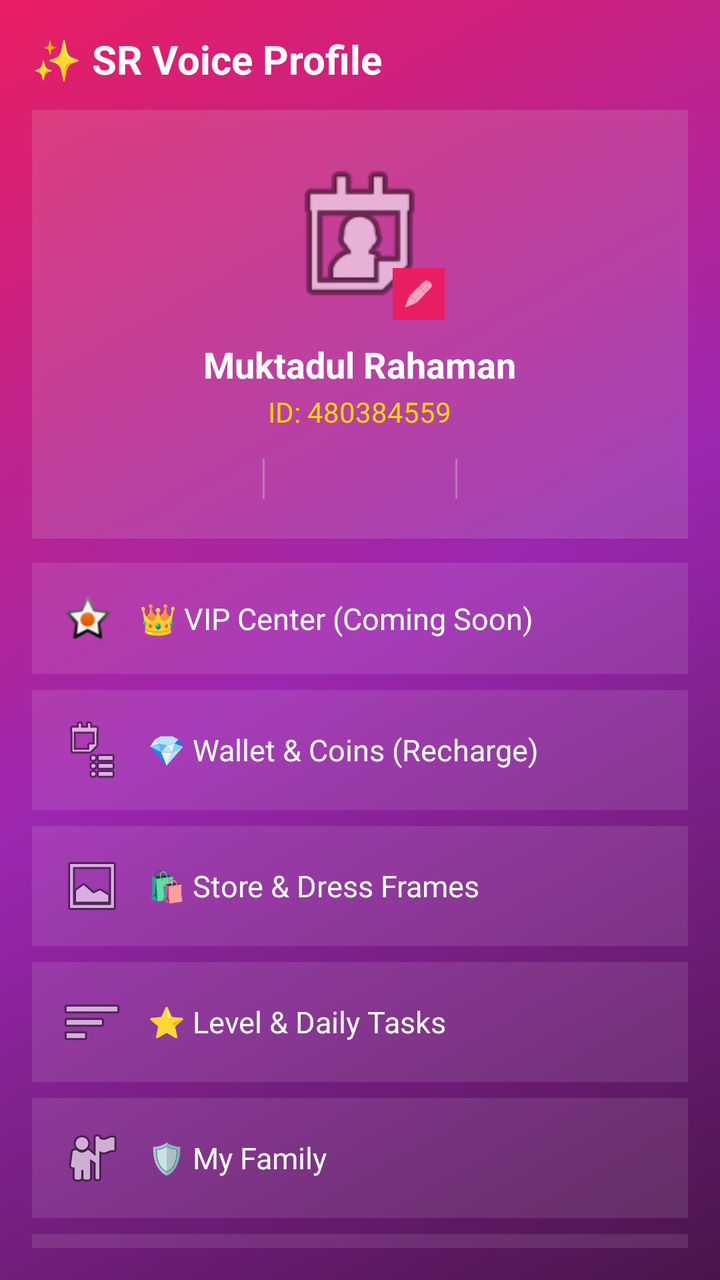
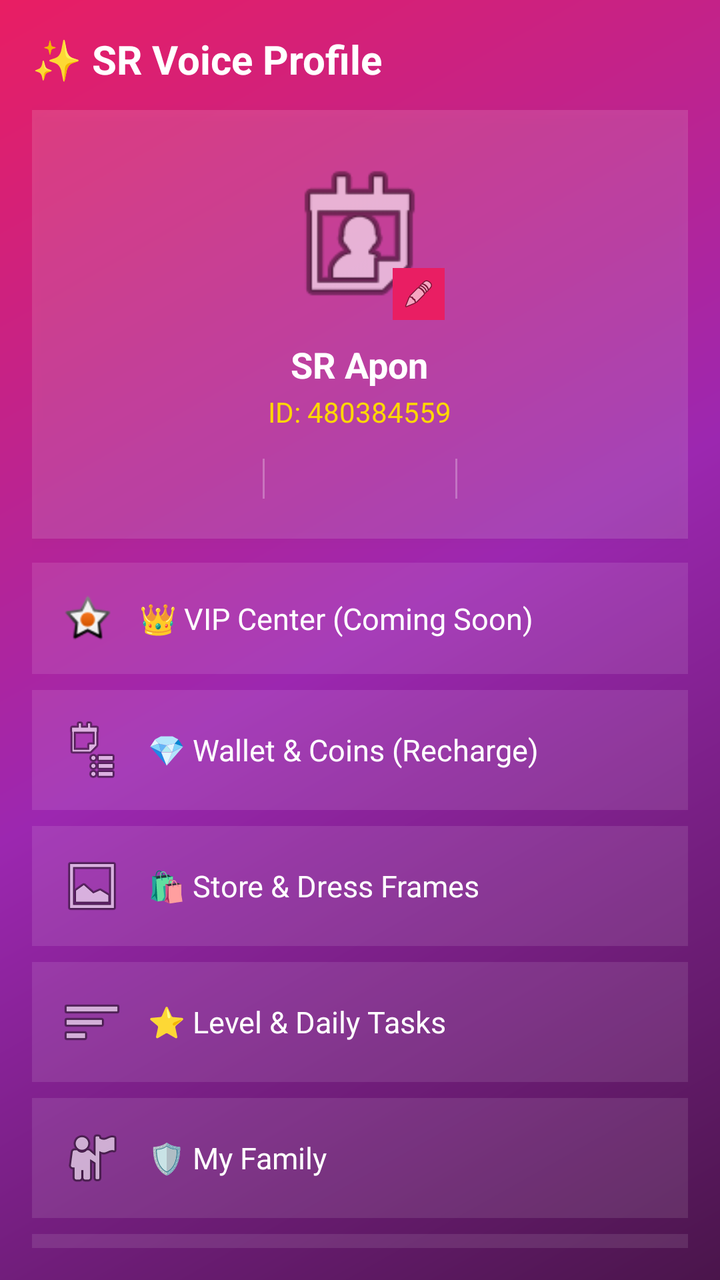

Screens rendered from an Android XML layout before and after an edit, with the pre-edit source and the edit as a unified diff.
<!-- AndroidManifest.xml: application theme Theme.SRVoiceChat -->
<!-- res/layout/activity_me.xml -->
<?xml version="1.0" encoding="utf-8"?>
<LinearLayout xmlns:android="http://schemas.android.com/apk/res/android"
    android:layout_width="match_parent"
    android:layout_height="match_parent"
    android:background="@drawable/bg_profile_gradient"
    android:orientation="vertical"
    android:padding="16dp">

    
    <LinearLayout
        android:layout_width="match_parent"
        android:layout_height="wrap_content"
        android:gravity="center_vertical"
        android:orientation="horizontal"
        android:paddingBottom="12dp">

        <TextView
            android:layout_width="wrap_content"
            android:layout_height="wrap_content"
            android:text="✨ SR Voice Profile"
            android:textColor="#FFFFFF"
            android:textSize="20sp"
            android:textStyle="bold" />
    </LinearLayout>

    
    <LinearLayout
        android:layout_width="match_parent"
        android:layout_height="wrap_content"
        android:background="#22FFFFFF"
        android:gravity="center"
        android:orientation="vertical"
        android:padding="20dp"
        android:elevation="4dp">

        
        <RelativeLayout
            android:layout_width="85dp"
            android:layout_height="85dp">

            <ImageView
                android:id="@+id/imgProfileMe"
                android:layout_width="match_parent"
                android:layout_height="match_parent"
                android:scaleType="centerCrop"
                android:src="@android:drawable/ic_menu_my_calendar" />

            <ImageView
                android:id="@+id/btnEditProfileIcon"
                android:layout_width="26dp"
                android:layout_height="26dp"
                android:layout_alignParentEnd="true"
                android:layout_alignParentBottom="true"
                android:background="#E91E63"
                android:padding="5dp"
                android:src="@android:drawable/ic_menu_edit"
                android:tint="#FFFFFF" />
        </RelativeLayout>

        
        <TextView
            android:id="@+id/textUserNameMe"
            android:layout_width="wrap_content"
            android:layout_height="wrap_content"
            android:layout_marginTop="10dp"
            android:text="Muktadul Rahaman"
            android:textColor="#FFFFFF"
            android:textSize="18sp"
            android:textStyle="bold" />

        
        <TextView
            android:id="@+id/textPermanentIdMe"
            android:layout_width="wrap_content"
            android:layout_height="wrap_content"
            android:layout_marginTop="2dp"
            android:text="ID: 480384559"
            android:textColor="#FFD700"
            android:textSize="14sp" />

        
        <LinearLayout
            android:layout_width="match_parent"
            android:layout_height="wrap_content"
            android:layout_marginTop="14dp"
            android:gravity="center"
            android:orientation="horizontal">

            <LinearLayout
                android:layout_width="0dp"
                android:layout_height="wrap_content"
                android:layout_weight="1"
                android:gravity="center"
                android:orientation="vertical">
                <TextView android:text="120" android:textColor="#FFFFFF" android:textSize="15sp" android:textStyle="bold"/>
                <TextView android:text="Following" android:textColor="#DDDDDD" android:textSize="11sp"/>
            </LinearLayout>

            <View android:layout_width="1dp" android:layout_height="20dp" android:background="#44FFFFFF"/>

            <LinearLayout
                android:layout_width="0dp"
                android:layout_height="wrap_content"
                android:layout_weight="1"
                android:gravity="center"
                android:orientation="vertical">
                <TextView android:text="85" android:textColor="#FFFFFF" android:textSize="15sp" android:textStyle="bold"/>
                <TextView android:text="Fans" android:textColor="#DDDDDD" android:textSize="11sp"/>
            </LinearLayout>

            <View android:layout_width="1dp" android:layout_height="20dp" android:background="#44FFFFFF"/>

            <LinearLayout
                android:layout_width="0dp"
                android:layout_height="wrap_content"
                android:layout_weight="1"
                android:gravity="center"
                android:orientation="vertical">
                <TextView android:text="340" android:textColor="#FFFFFF" android:textSize="15sp" android:textStyle="bold"/>
                <TextView android:text="Visitors" android:textColor="#DDDDDD" android:textSize="11sp"/>
            </LinearLayout>

        </LinearLayout>
    </LinearLayout>

    
    <ScrollView
        android:layout_width="match_parent"
        android:layout_height="match_parent"
        android:layout_marginTop="12dp"
        android:scrollbars="none">

        <LinearLayout
            android:layout_width="match_parent"
            android:layout_height="wrap_content"
            android:orientation="vertical"
            android:paddingBottom="20dp">

            
            <TextView
                android:layout_width="match_parent"
                android:layout_height="wrap_content"
                android:layout_marginBottom="8dp"
                android:background="#1AFFFFFF"
                android:drawableStart="@android:drawable/star_on"
                android:drawablePadding="12dp"
                android:gravity="center_vertical"
                android:padding="14dp"
                android:text="👑 VIP Center (Coming Soon)"
                android:textColor="#FFFFFF"
                android:textSize="15sp" />

            
            <TextView
                android:layout_width="match_parent"
                android:layout_height="wrap_content"
                android:layout_marginBottom="8dp"
                android:background="#1AFFFFFF"
                android:drawableStart="@android:drawable/ic_menu_agenda"
                android:drawablePadding="12dp"
                android:gravity="center_vertical"
                android:padding="14dp"
                android:text="💎 Wallet &amp; Coins (Recharge)"
                android:textColor="#FFFFFF"
                android:textSize="15sp" />

            
            <TextView
                android:layout_width="match_parent"
                android:layout_height="wrap_content"
                android:layout_marginBottom="8dp"
                android:background="#1AFFFFFF"
                android:drawableStart="@android:drawable/ic_menu_gallery"
                android:drawablePadding="12dp"
                android:gravity="center_vertical"
                android:padding="14dp"
                android:text="🛍️ Store &amp; Dress Frames"
                android:textColor="#FFFFFF"
                android:textSize="15sp" />

            
            <TextView
                android:layout_width="match_parent"
                android:layout_height="wrap_content"
                android:layout_marginBottom="8dp"
                android:background="#1AFFFFFF"
                android:drawableStart="@android:drawable/ic_menu_sort_by_size"
                android:drawablePadding="12dp"
                android:gravity="center_vertical"
                android:padding="14dp"
                android:text="⭐ Level &amp; Daily Tasks"
                android:textColor="#FFFFFF"
                android:textSize="15sp" />

            
            <TextView
                android:layout_width="match_parent"
                android:layout_height="wrap_content"
                android:layout_marginBottom="8dp"
                android:background="#1AFFFFFF"
                android:drawableStart="@android:drawable/ic_menu_myplaces"
                android:drawablePadding="12dp"
                android:gravity="center_vertical"
                android:padding="14dp"
                android:text="🛡️ My Family"
                android:textColor="#FFFFFF"
                android:textSize="15sp" />

            
            <TextView
                android:layout_width="match_parent"
                android:layout_height="wrap_content"
                android:layout_marginBottom="8dp"
                android:background="#1AFFFFFF"
                android:drawableStart="@android:drawable/ic_menu_info_details"
                android:drawablePadding="12dp"
                android:gravity="center_vertical"
                android:padding="14dp"
                android:text="🏅 Medal &amp; Badges"
                android:textColor="#FFFFFF"
                android:textSize="15sp" />

            
            <TextView
                android:layout_width="match_parent"
                android:layout_height="wrap_content"
                android:layout_marginBottom="8dp"
                android:background="#1AFFFFFF"
                android:drawableStart="@android:drawable/ic_menu_call"
                android:drawablePadding="12dp"
                android:gravity="center_vertical"
                android:padding="14dp"
                android:text="🎙️ Host Center &amp; Agency"
                android:textColor="#FFFFFF"
                android:textSize="15sp" />

            
            <TextView
                android:layout_width="match_parent"
                android:layout_height="wrap_content"
                android:background="#1AFFFFFF"
                android:drawableStart="@android:drawable/ic_menu_manage"
                android:drawablePadding="12dp"
                android:gravity="center_vertical"
                android:padding="14dp"
                android:text="⚙️ Account Settings"
                android:textColor="#FFFFFF"
                android:textSize="15sp" />

        </LinearLayout>
    </ScrollView>

</LinearLayout>
<!-- resources referenced by this layout -->
<resources>
  <!-- drawable bg_profile_gradient (drawable) -->
  <?xml version="1.0" encoding="utf-8"?>
  <shape xmlns:android="http://schemas.android.com/apk/res/android">
      <gradient
          android:angle="135"
          android:startColor="#4A154B"
          android:centerColor="#9C27B0"
          android:endColor="#E91E63"
          android:type="linear" />
  </shape>
  <style name="Theme.SRVoiceChat" parent="Theme.Material3.DayNight.NoActionBar">
          <item name="colorPrimary">#FF4081</item>
          <item name="android:statusBarColor">#FF4081</item>
          <item name="android:windowLightStatusBar">true</item>
      </style>
</resources>

<!-- the commit's change to res/layout/activity_me.xml (unified diff, before → after) -->
@@ -53,8 +53,7 @@
                 android:layout_alignParentBottom="true"
                 android:background="#E91E63"
                 android:padding="5dp"
-                android:src="@android:drawable/ic_menu_edit"
-                android:tint="#FFFFFF" />
+                android:src="@android:drawable/ic_menu_edit" />
         </RelativeLayout>
 
         
@@ -63,7 +62,7 @@
             android:layout_width="wrap_content"
             android:layout_height="wrap_content"
             android:layout_marginTop="10dp"
-            android:text="Muktadul Rahaman"
+            android:text="SR Apon"
             android:textColor="#FFFFFF"
             android:textSize="18sp"
             android:textStyle="bold" />
